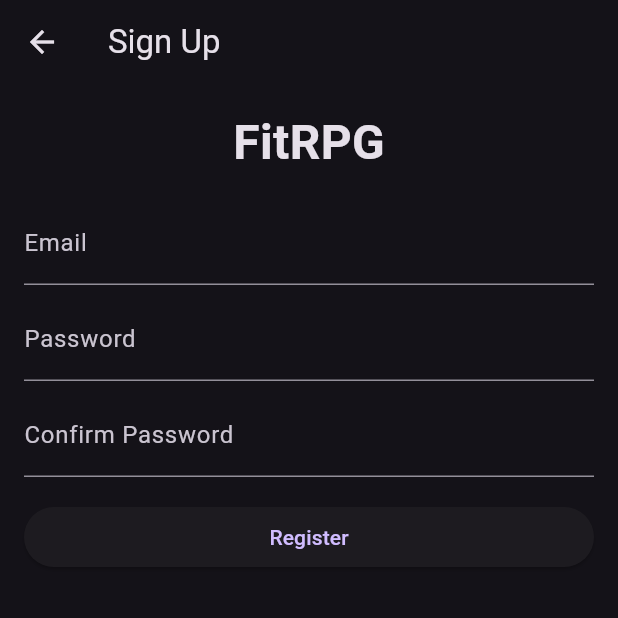
After one commit to cmart5/FitRPG, a Flutter app: the screen it shows after launch, after a tap on "Don't have an account? Register here.", on a phone screen of 412 x 824 dp, the top half of it. The commit adds this screen. Run offline on Flutter 3.47's test engine with Material 3 defaults, Android fonts, the phone set to English and light mode, and no system bars; our stand-ins replace shared_preferences, supabase_flutter; missing offline and left inert: flame, window_manager; accounts and stored records are empty; network calls fail.

Commit message:
refactored auth, created separte pages for all auth processes, auth gate,auth services, login page, registration page, profile page. Auth is working and register is populating supabase tables, Loginauth is registering and reading from supabase tables.

```diff
--- /dev/null
+++ b/devtools_options.yaml
@@ -0,0 +1,3 @@
+description: This file stores settings for Dart & Flutter DevTools.
+documentation: https://docs.flutter.dev/tools/devtools/extensions#configure-extension-enablement-states
+extensions:
--- /dev/null
+++ b/lib/auth_gate.dart
@@ -0,0 +1,41 @@
+// AUTH GATE - This will continuosly check if the user is logged in or not
+//
+// unauthenticated -> login page
+// authenticated -> account page
+
+import 'package:fit_rpg/profile_page.dart';
+import 'package:flutter/material.dart';
+import 'package:supabase_flutter/supabase_flutter.dart';
+import 'package:fit_rpg/login_page.dart';
+import 'package:fit_rpg/main_navigation.dart';
+
+class AuthGate extends StatelessWidget {
+  const AuthGate({super.key});
+
+  @override
+  Widget build(BuildContext context) {
+    return StreamBuilder(
+      //listen to auth state changes
+      stream: Supabase.instance.client.auth.onAuthStateChange,
+
+      // build appropriate page base on auth state
+      builder: (context, snapshot) {
+        //loading...
+        if (snapshot.connectionState == ConnectionState.waiting) {
+          return const Scaffold(
+            body: Center(child: CircularProgressIndicator()),
+          );
+        }
+
+        // check if there is a valid session currently
+        final session = snapshot.hasData ? snapshot.data!.session : null;
+
+        if (session != null) {
+          return const MainNavigation();
+        } else {
+          return const LoginPage();
+        }
+      }
+    );
+  }
+}
--- a/lib/game_page.dart
+++ b/lib/game_page.dart
@@ -1,7 +1,7 @@
 import 'package:flutter/material.dart';
 import 'package:provider/provider.dart';
 import 'package:fit_rpg/game_state.dart';
-import 'package:fit_rpg/game_sprite.dart'; // Import the Flame game
+import 'package:fit_rpg/game_sprite.dart';
 
 class GamePage extends StatefulWidget {
   final bool triggerDelayedXP;
--- /dev/null
+++ b/lib/login_page.dart
@@ -0,0 +1,108 @@
+import 'package:fit_rpg/register_page.dart';
+import 'package:flutter/material.dart';
+import 'package:fit_rpg/auth_service.dart';
+
+class LoginPage extends StatefulWidget {
+  const LoginPage({super.key});
+
+  @override
+  State<LoginPage> createState() => _LoginPageState();
+
+}
+
+class _LoginPageState extends State<LoginPage> {
+  // Get auth service
+  final authService = AuthService();
+
+  // Text controllers
+  final _emailController = TextEditingController();
+  final _passwordController = TextEditingController();
+
+  // login button pressed
+  void login() async {
+    //prepare data
+    final email = _emailController.text;
+    final password = _passwordController.text;
+
+    //attempt login
+    try {
+      await authService.signInWithEmailPassword(email, password);
+    }
+
+    //catch errors
+    catch (e) {
+      //show error message
+      ScaffoldMessenger.of(context).showSnackBar(
+        SnackBar(
+          content: Text("Error: $e"),
+        ),
+      );
+    }
+  }
+
+  // BUILD UI
+  @override
+  Widget build(BuildContext context) {
+    return Scaffold(
+      body: ListView(
+        padding: const EdgeInsets.all(16),
+        children: [
+          //logo
+          const Center(
+            child: Text(
+              "FitRPG",
+              style: TextStyle(
+                fontSize: 32,
+                fontWeight: FontWeight.bold,
+              ),
+            ),
+          ),
+          const SizedBox(height: 16),
+          //welcome message
+          const Text(
+            "Welcome back! Please login to continue.",
+            style: TextStyle(fontSize: 16),
+          ),
+          const SizedBox(height: 16),
+          //email and password fields
+          //email
+          TextField(
+            controller: _emailController,
+            decoration: const InputDecoration(
+              labelText: "Email",
+            ),
+          ),
+          //password
+          TextField(
+            controller: _passwordController,
+            decoration: const InputDecoration(
+              labelText: "Password",
+            ),
+            //obscureText: true,
+          ),
+          //button
+          const SizedBox(height: 16),
+          //login button
+          ElevatedButton(
+            onPressed: login,
+            child: const Text("Login"),
+          ),
+
+          const SizedBox(height: 16),
+          //register button
+          TextButton(
+            onPressed: () {
+              // Navigate to register page
+              Navigator.push(context,
+                MaterialPageRoute(
+                  builder: (context) => const RegisterPage(),
+                ),
+              );
+            },
+            child: const Text("Don't have an account? Register here."),
+          ),
+        ]
+      )
+    );
+  }
+}
--- a/lib/main.dart
+++ b/lib/main.dart
@@ -1,8 +1,7 @@
-import 'package:fit_rpg/main_navigation.dart';
+import 'package:fit_rpg/auth_gate.dart';
 import 'package:flutter/material.dart';
 import 'package:provider/provider.dart';
 import 'package:fit_rpg/game_state.dart';
-import 'package:fit_rpg/home_page.dart';
 import 'package:fit_rpg/window_manager.dart';
 import 'package:supabase_flutter/supabase_flutter.dart';
 
@@ -38,7 +37,7 @@ class FitRPGApp extends StatelessWidget
     return MaterialApp(
       title: 'FitRPG',
       theme: ThemeData.dark(),
-      home: const MainNavigation(), //MainNavigation is the main screen of the app, which contains the bottom navigation bar
+      home: const AuthGate(), //MainNavigation is the main screen of the app, which contains the bottom navigation bar
     );
   }
 }
--- /dev/null
+++ b/lib/register_page.dart
@@ -0,0 +1,110 @@
+import 'package:flutter/material.dart';
+import 'package:fit_rpg/auth_service.dart';
+
+class RegisterPage extends StatefulWidget {
+  const RegisterPage({super.key});
+
+  @override
+  State<RegisterPage> createState() => _RegisterPageState();
+}
+
+class _RegisterPageState extends State<RegisterPage> {
+  // Get auth service
+  final authService = AuthService();
+  // Text controllers
+  final _emailController = TextEditingController();
+  final _passwordController = TextEditingController();
+  final _confirmPasswordController = TextEditingController();
+
+  // Register button pressed
+  void register() async {
+    //prepare data
+    final email = _emailController.text;
+    final password = _passwordController.text;
+    final confirmPassword = _confirmPasswordController.text;
+
+    //attempt registration
+    if (password != confirmPassword) {
+      //show error message
+      ScaffoldMessenger.of(context).showSnackBar(
+        const SnackBar(
+          content: Text("Passwords do not match"),
+        ),
+      );
+    }
+
+    // attempt registration
+    try {
+      await authService.signUpWithEmailPassword(email, password);
+
+      // Navigate to login page
+      Navigator.pop(context);
+
+    }
+    catch (e) {
+      //show error message
+      if (mounted) {
+      ScaffoldMessenger.of(context).showSnackBar(
+        SnackBar(
+          content: Text("Error: $e"),
+        ),
+      );
+      }
+    }
+  }
+
+  // BUILD UI
+  @override
+  Widget build(BuildContext context) {
+    return Scaffold(
+      appBar: AppBar(
+        title: const Text("Sign Up"),
+      ),
+      body: ListView(
+        padding: const EdgeInsets.all(16),
+        children: [
+          //logo
+          const Center(
+            child: Text(
+              "FitRPG",
+              style: TextStyle(
+                fontSize: 32,
+                fontWeight: FontWeight.bold,
+              ),
+            ),
+          ),
+          const SizedBox(height: 16),
+
+          // Email field
+          TextField(
+            controller: _emailController,
+            decoration: const InputDecoration(labelText: "Email"),
+          ),
+          const SizedBox(height: 8),
+
+          // Password field
+          TextField(
+            controller: _passwordController,
+            decoration: const InputDecoration(labelText: "Password"),
+            obscureText: true,
+          ),
+          const SizedBox(height: 8),
+
+          // Confirm Password field
+          TextField(
+            controller: _confirmPasswordController,
+            decoration: const InputDecoration(labelText: "Confirm Password"),
+            obscureText: true,
+          ),
+          const SizedBox(height: 16),
+
+          // Register button
+          ElevatedButton(
+            onPressed: register,
+            child: const Text("Register"),
+          ),
+        ],
+      ),
+    );
+  }
+}
```
Also changed, not shown: lib/auth_service.dart (+22 -33 lines), lib/profile_page.dart (+60 -111 lines), 6 other files.
